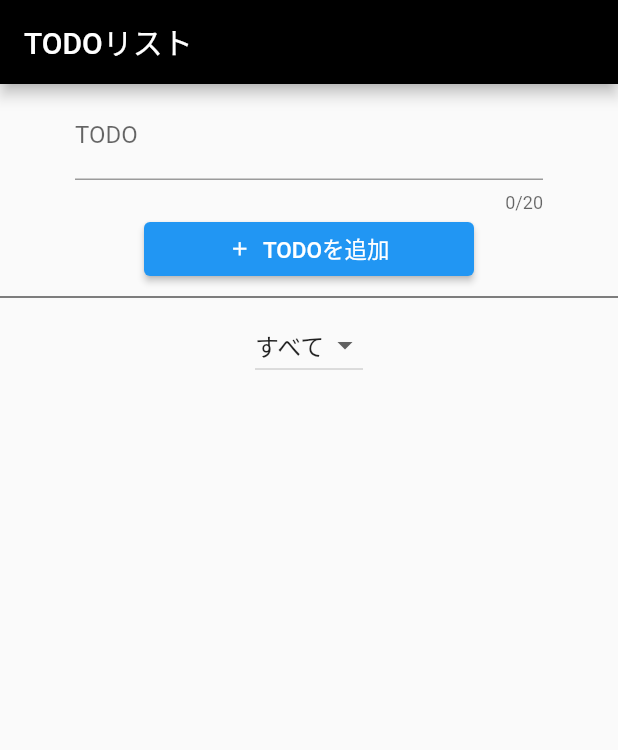
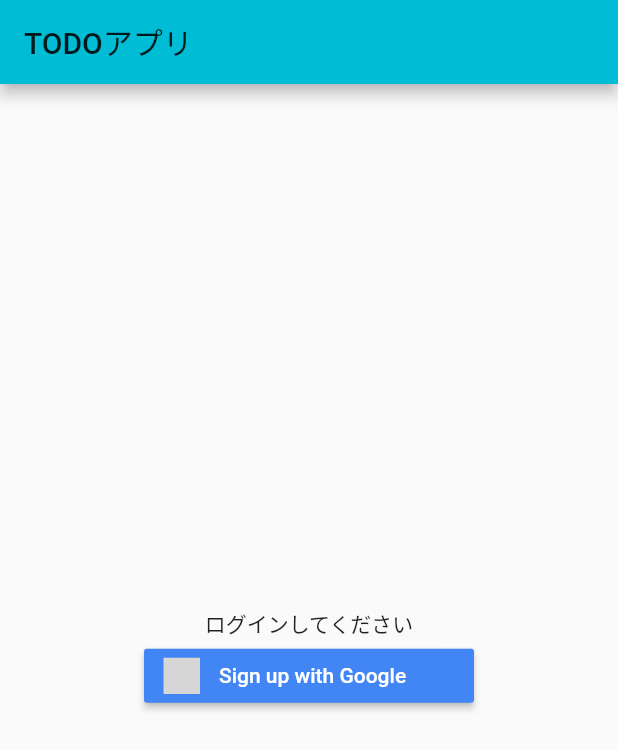
Before and after one commit to RiN-Apple/flutter_todo_app_2021_3, a Flutter app: the screen it shows after launch, on a phone screen of 412 x 824 dp. Shown: the top 750 px of the screen. Run offline on Flutter 3.47's test engine with Material 2 defaults, Android fonts, the phone set to English and light mode, and no system bars; our stand-ins replace firebase_auth, firebase_core, flutter_hooks, flutter_signin_button, freezed_annotation, google_sign_in and 1 more; accounts and stored records are empty; grey boxes are pictures that could not be loaded.

Commit message:
Firebase Authとgoogle sign inによるログイン画面の追加

```diff
--- /dev/null
+++ b/lib/login.dart
@@ -0,0 +1,42 @@
+import 'package:firebase_auth/firebase_auth.dart';
+import 'package:flutter/material.dart';
+import 'package:flutter_signin_button/button_view.dart';
+import 'package:flutter_signin_button/flutter_signin_button.dart';
+import 'package:google_sign_in/google_sign_in.dart';
+import 'package:todo_app/main.dart';
+
+class Login extends StatelessWidget {
+  @override
+  Widget build(BuildContext context) {
+    final FirebaseAuth _auth = FirebaseAuth.instance;
+    Future<void> _LogInWithGoogle() async {
+      final googleUser = await GoogleSignIn(scopes: ['email']).signIn();
+      final googleAuth = await googleUser!.authentication;
+      // クレデンシャルを新しく作成
+      final credential = GoogleAuthProvider.credential(
+        accessToken: googleAuth.accessToken,
+        idToken: googleAuth.idToken,
+      );
+      //認証内容をFirebaseに登録
+      await _auth.signInWithCredential(credential);
+      Navigator.pushAndRemoveUntil(context,
+          MaterialPageRoute(builder: (context) => LoginCheck()), (_) => false);
+    }
+
+    return Scaffold(
+      appBar: AppBar(
+        title: Text('TODOアプリ'),
+      ),
+      body: Center(
+        child: Column(mainAxisAlignment: MainAxisAlignment.center, children: [
+          Text('ログインしてください'),
+          SignInButton(
+            Buttons.GoogleDark,
+            text: "Sign up with Google",
+            onPressed: _LogInWithGoogle,
+          ),
+        ]),
+      ),
+    );
+  }
+}
--- a/lib/main.dart
+++ b/lib/main.dart
@@ -1,33 +1,14 @@
+import 'package:firebase_auth/firebase_auth.dart';
+import 'package:firebase_core/firebase_core.dart';
 import 'package:flutter/material.dart';
 import 'package:flutter_hooks/flutter_hooks.dart';
 import 'package:hooks_riverpod/hooks_riverpod.dart';
-import 'package:todo_app/controllers/todo_controller.dart';
+import 'package:todo_app/home.dart';
+import 'package:todo_app/login.dart';
 
-import 'models/todo.dart';
-
-//プロバイダー
-final todoListProvider = StateNotifierProvider((ref) => TodoController());
-
-//フィルターの状態
-String filterState = 'すべて';
-
-final filterStateProvider = StateProvider<String>((_) => filterState = 'すべて');
-//フィルターされたTODOリスト
-final Provider filteredTodosProvider = Provider((ref) {
-  final filter = ref.watch(filterStateProvider);
-  final todos = ref.watch(todoListProvider.state);
-  switch (filter.state) {
-    case '完了':
-      return todos.todoList.where((todo) => todo.isDone).toList();
-    case '未完了':
-      return todos.todoList.where((todo) => !todo.isDone).toList();
-    case 'すべて':
-    default:
-      return todos.todoList;
-  }
-});
-
-void main() {
+Future<void> main() async {
+  WidgetsFlutterBinding.ensureInitialized();
+  await Firebase.initializeApp();
   runApp(
     ProviderScope(
       child: MyApp(),
@@ -39,151 +20,18 @@ class MyApp extends StatelessWidget {
   @override
   Widget build(BuildContext context) {
     return MaterialApp(
-        title: 'TODOリスト',
-        theme: ThemeData(
-          primaryColor: Colors.black,
-        ),
-        home: Scaffold(
-          appBar: AppBar(
-            title: Text('TODOリスト'),
-          ),
-          body: Column(
-            children: [
-              SizedBox(height: 5),
-              ToolBar(),
-              Divider(color: Colors.black),
-              ChangeFilterButton(),
-              TodoItems(),
-            ],
-          ),
-        ));
-  }
-}
-
-//ツールバー　追加ボタン
-class ToolBar extends HookWidget {
-  @override
-  Widget build(BuildContext context) {
-    final _formKey = GlobalKey<FormState>();
-    String _todo = '';
-    return Form(
-        key: _formKey,
-        child: Container(
-          padding: const EdgeInsets.only(left: 50, right: 50),
-          child: Column(
-            children: [
-              TextFormField(
-                decoration: InputDecoration(labelText: 'TODO'),
-                maxLength: 20,
-                validator: (text) {
-                  return text!.isEmpty ? 'TODOを入力してください' : null;
-                },
-                onSaved: (value) {
-                  _todo = value!;
-                },
-              ),
-              SizedBox(
-                width: 220,
-                child: ElevatedButton(
-                    child: Row(
-                      mainAxisAlignment: MainAxisAlignment.center,
-                      children: [
-                        Icon(Icons.add, size: 15),
-                        SizedBox(
-                          width: 8,
-                        ),
-                        Text(
-                          'TODOを追加',
-                          style: TextStyle(fontSize: 15),
-                        )
-                      ],
-                    ),
-                    onPressed: () {
-                      if (_formKey.currentState!.validate()) {
-                        _formKey.currentState!.save();
-                        context.read(todoListProvider).add(_todo);
-                        _todo = '';
-                        _formKey.currentState!.reset();
-                      }
-                    }),
-              ),
-            ],
-          ),
-        ));
-  }
-}
-
-//フィルター選択
-
-class ChangeFilterButton extends HookWidget {
-  @override
-  Widget build(BuildContext context) {
-    final filterState = useProvider(filterStateProvider);
-    return DropdownButton(
-      value: filterState.state,
-      items: [
-        DropdownMenuItem(
-          value: 'すべて',
-          child: Text('すべて'),
-        ),
-        DropdownMenuItem(value: '完了', child: Text('完了')),
-        DropdownMenuItem(value: '未完了', child: Text('未完了')),
-      ],
-      onChanged: (String? value) {
-        context.read(filterStateProvider).state = value!;
-      },
+      title: 'TODOリスト',
+      theme: ThemeData(
+        primaryColor: Colors.cyan,
+      ),
+      home: LoginCheck(),
     );
   }
 }
 
-//todoカードのリスト
-class TodoItems extends HookWidget {
+class LoginCheck extends HookWidget {
   @override
   Widget build(BuildContext context) {
-    final filteredtodos = useProvider(filteredTodosProvider);
-    return Expanded(
-      child: ListView.builder(
-        padding: EdgeInsets.all(8),
-        itemCount: filteredtodos.length,
-        itemBuilder: (BuildContext context, int index) {
-          return ProviderScope(
-            overrides: [_currentTodo.overrideWithValue(filteredtodos[index])],
-            child: TodoItem(),
-          );
-        },
-      ),
-    );
+    return FirebaseAuth.instance.currentUser != null ? Home() : Login();
   }
 }
-
-final _currentTodo = ScopedProvider<Todo>(null);
-
-//todoカード
-class TodoItem extends HookWidget {
-  @override
-  Widget build(BuildContext context) {
-    final todo = useProvider(_currentTodo);
-    return Card(
-      child: ListTile(
-        leading: Checkbox(
-          value: todo.isDone,
-          onChanged: (value) {
-            context.read(todoListProvider).toggle(todo.id);
-          },
-        ),
-        title: Center(
-          child: Text(
-            todo.title,
-            style: new TextStyle(fontWeight: FontWeight.w500, fontSize: 25.0),
-          ),
-        ),
-        trailing: IconButton(
-          onPressed: () {
-            context.read(todoListProvider).remove(todo.id);
-          },
-          icon: Icon(Icons.delete),
-        ),
-      ),
-    );
-  }
-}
```
Also changed, not shown: lib/home.dart (added, +189 -0 lines), pubspec.yaml (+4 -3 lines), pubspec.lock.
